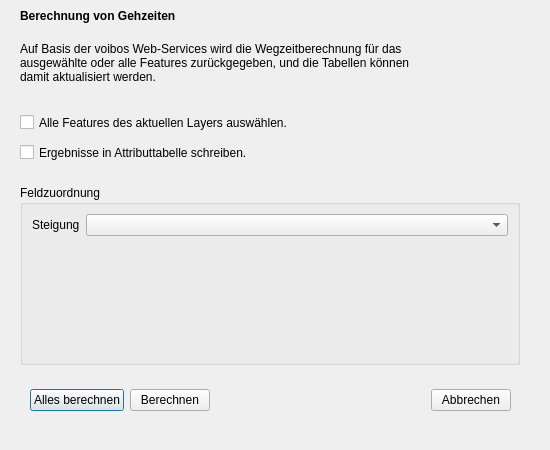
This is gehzeitberechnung_dialog_base.ui in flamianselmiv/Gehzeitberechnung as Qt 5 draws it before an edit. The edited form follows.
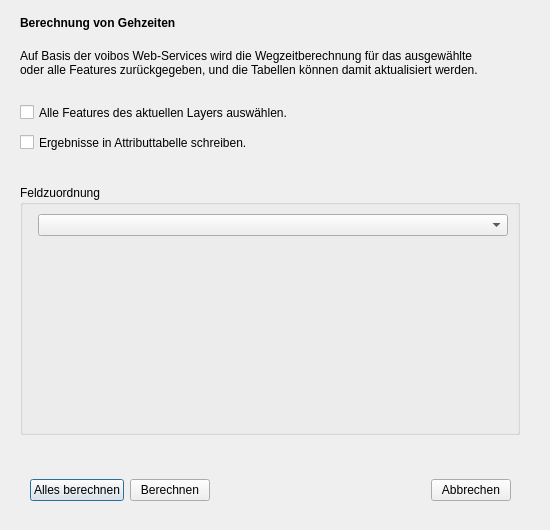
This is the edited form.

Commit message: improved UI spacing and added API results

```diff
--- a/gehzeitberechnung_dialog_base.ui
+++ b/gehzeitberechnung_dialog_base.ui
@@ -7,7 +7,7 @@
     <x>0</x>
     <y>0</y>
     <width>550</width>
-    <height>450</height>
+    <height>530</height>
    </rect>
   </property>
   <property name="font">
@@ -24,7 +24,7 @@
      <x>20</x>
      <y>0</y>
      <width>371</width>
-     <height>31</height>
+     <height>46</height>
     </rect>
    </property>
    <property name="font">
@@ -48,14 +48,14 @@
     </rect>
    </property>
    <property name="text">
-    <string>&lt;html&gt;&lt;head/&gt;&lt;body&gt;&lt;p&gt;Auf Basis der voibos Web-Services wird die Wegzeitberechnung für das&lt;br/&gt;ausgewählte oder alle Features zurückgegeben, und die Tabellen können&lt;br/&gt;damit aktualisiert werden.&lt;br/&gt;&lt;/p&gt;&lt;/body&gt;&lt;/html&gt;</string>
+    <string>&lt;html&gt;&lt;head/&gt;&lt;body&gt;&lt;p&gt;Auf Basis der voibos Web-Services wird die Wegzeitberechnung für das ausgewählte&lt;br/&gt;oder alle Features zurückgegeben, und die Tabellen können damit aktualisiert werden.&lt;br/&gt;&lt;/p&gt;&lt;/body&gt;&lt;/html&gt;</string>
    </property>
   </widget>
   <widget class="QCheckBox" name="checkBox_nur_nicht_Grenzkataster">
    <property name="geometry">
     <rect>
      <x>20</x>
-     <y>110</y>
+     <y>100</y>
      <width>371</width>
      <height>25</height>
     </rect>
@@ -68,7 +68,7 @@
    <property name="geometry">
     <rect>
      <x>20</x>
-     <y>140</y>
+     <y>130</y>
      <width>371</width>
      <height>25</height>
     </rect>
@@ -83,7 +83,7 @@
      <x>20</x>
      <y>185</y>
      <width>500</width>
-     <height>180</height>
+     <height>250</height>
     </rect>
    </property>
    <property name="visible">
@@ -93,16 +93,16 @@
     <string>Feldzuordnung</string>
    </property>
    <layout class="QFormLayout" name="formLayout_field_mapping">
-    <property name="labelAlignment">
+    <!-- <property name="labelAlignment">
      <set>Qt::AlignLeading|Qt::AlignLeft|Qt::AlignVCenter</set>
-    </property>
-    <item row="0" column="0">
+    </property> -->
+    <!-- <item row="0" column="0">
      <widget class="QLabel" name="label_mapping_slope">
       <property name="text">
        <string>Steigung</string>
       </property>
      </widget>
-    </item>
+    </item> -->
     <item row="0" column="1">
      <widget class="QComboBox" name="combo_target_slope"/>
     </item>
@@ -112,7 +112,7 @@
    <property name="geometry">
     <rect>
      <x>30</x>
-     <y>380</y>
+     <y>470</y>
      <width>481</width>
      <height>40</height>
     </rect>
```
The commit also changes 1 other file.
